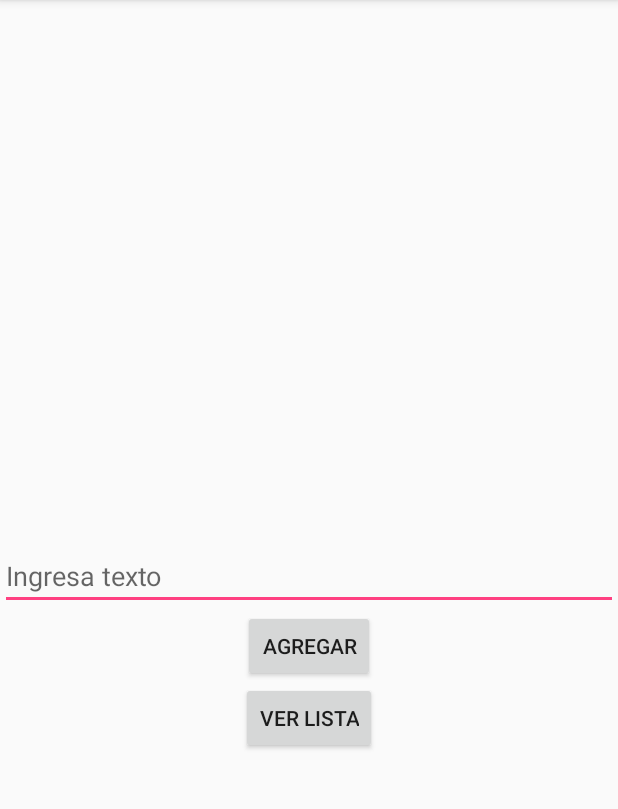
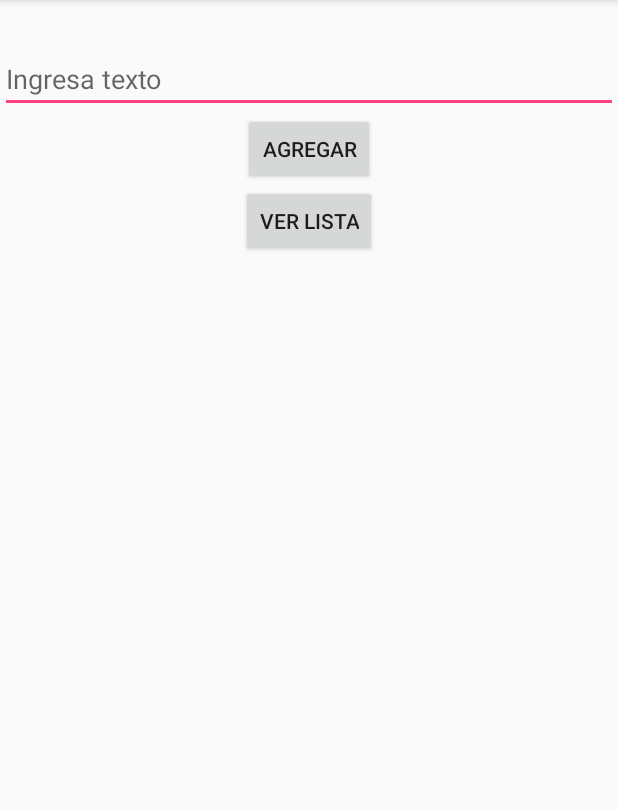
Before and after one commit to Andrew9702/bakliz, an Android app: the screen it shows after launch (FirstActivity), on a phone screen of 412 x 824 dp, the part 84-893 px from its top. Run offline under Robolectric (Android 15) with nearby library versions, the phone set to English and light mode, and no system bars.

Commit message:
Modificando diseño

```diff
--- a/Practica02/app/src/main/res/layout/activity_first.xml
+++ b/Practica02/app/src/main/res/layout/activity_first.xml
@@ -10,8 +10,7 @@
         android:id="@+id/campo_texto"
         android:layout_width="match_parent"
         android:layout_height="wrap_content"
-        android:layout_centerHorizontal="true"
-        android:layout_centerVertical="true"
+        android:paddingTop="40dp"
         android:hint="Ingresa texto"
         android:singleLine="true"/>
 
```
